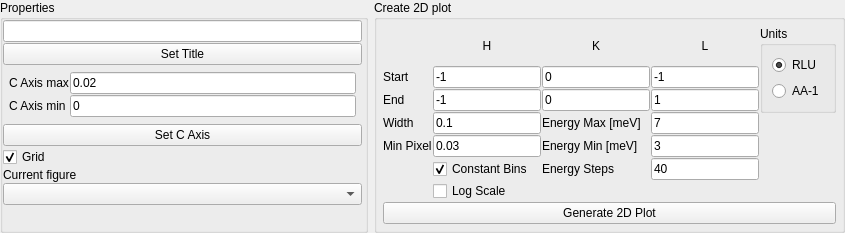
First picture: the form in src/main/resources/base/Views/QELine.ui, repository MJOLNIRPackage/MJOLNIR-GUI, before the edit.
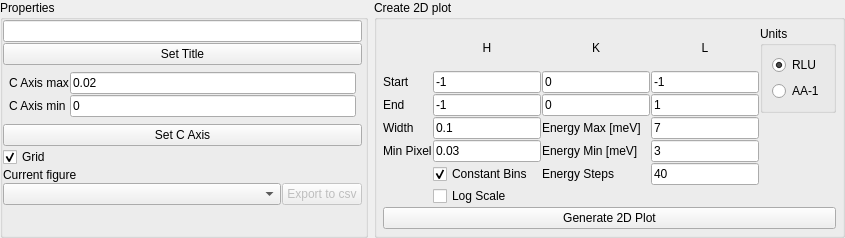
Second picture: the form after the edit.

Commit message: Add export capabilities

```diff
--- a/src/main/resources/base/Views/QELine.ui
+++ b/src/main/resources/base/Views/QELine.ui
@@ -7,7 +7,7 @@
     <x>0</x>
     <y>0</y>
     <width>845</width>
-    <height>233</height>
+    <height>238</height>
    </rect>
   </property>
   <property name="windowTitle">
@@ -189,6 +189,8 @@
          </widget>
         </item>
         <item>
+         <layout class="QHBoxLayout" name="horizontalLayout_4" stretch="1,0">
+          <item>
          <widget class="QComboBox" name="QELine_figureList_comboBox">
           <property name="toolTip">
            <string>Current Figure</string>
@@ -199,6 +201,18 @@
          </widget>
         </item>
         <item>
+           <widget class="QPushButton" name="QELine_figureToCSV_pushButton">
+            <property name="enabled">
+             <bool>false</bool>
+            </property>
+            <property name="text">
+             <string>Export to csv</string>
+            </property>
+           </widget>
+          </item>
+         </layout>
+        </item>
+        <item>
          <spacer name="verticalSpacer_2">
           <property name="orientation">
            <enum>Qt::Vertical</enum>
```
Left out of the diff: 1 changed line with no effect on the pictures. Lines whose indentation alone changed are shown as unchanged. The commit also changes 5 other files.
